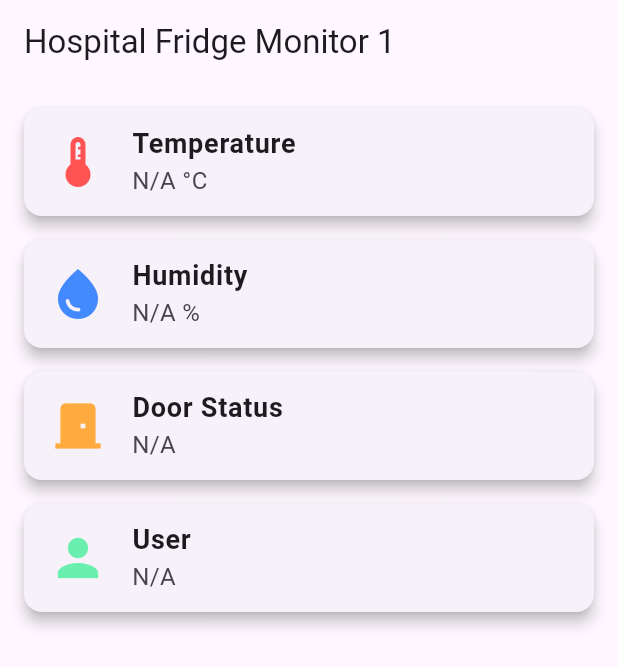
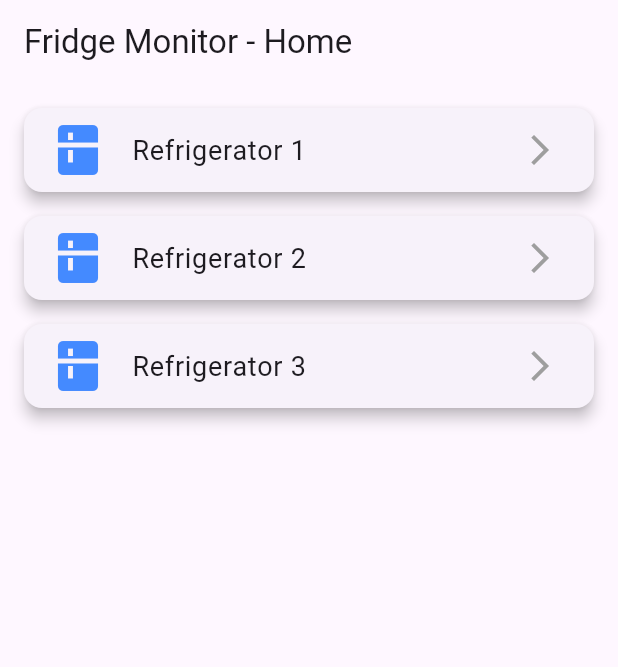
Before and after one commit to GuilhermeBn198/InfoVax, a Flutter app: the screen it shows after launch, on a phone screen of 412 x 824 dp. Shown: the top 667 px of the screen. Run offline on Flutter 3.47's test engine with Material 3 defaults, Android fonts, the phone set to English and light mode, and no system bars; missing offline and left inert: mqtt_client.

Commit message:
feat(interface): refrigeradores v01.1

```diff
--- a/infovax_flutter/lib/main.dart
+++ b/infovax_flutter/lib/main.dart
@@ -14,14 +14,60 @@
       title: 'Hospital Fridge Monitor',
       theme: ThemeData(
         primarySwatch: Colors.blue,
-        visualDensity: VisualDensity.adaptivePlatformDensity,
       ),
-      home: FridgeMonitor(),
+      home: HomeScreen(),
     );
   }
 }
 
+// Tela inicial que lista os refrigeradores
+class HomeScreen extends StatelessWidget {
+  final List<String> fridgeIds = [
+    'Refrigerator 1',
+    'Refrigerator 2',
+    'Refrigerator 3',
+  ];
+
+  @override
+  Widget build(BuildContext context) {
+    return Scaffold(
+      appBar: AppBar(
+        title: Text('Fridge Monitor - Home'),
+      ),
+      body: ListView.builder(
+        padding: const EdgeInsets.all(16.0),
+        itemCount: fridgeIds.length,
+        itemBuilder: (context, index) {
+          return Card(
+            elevation: 4,
+            margin: const EdgeInsets.only(bottom: 16.0),
+            child: ListTile(
+              title: Text(fridgeIds[index], style: TextStyle(fontSize: 18)),
+              leading: Icon(Icons.kitchen, color: Colors.blueAccent, size: 40),
+              trailing: Icon(Icons.arrow_forward_ios, color: Colors.grey),
+              onTap: () {
+                Navigator.push(
+                  context,
+                  MaterialPageRoute(
+                    builder: (context) =>
+                        FridgeMonitor(fridgeId: fridgeIds[index]),
+                  ),
+                );
+              },
+            ),
+          );
+        },
+      ),
+    );
+  }
+}
+
+// Tela que exibe as informações de um refrigerador específico
 class FridgeMonitor extends StatefulWidget {
+  final String fridgeId;
+
+  FridgeMonitor({required this.fridgeId});
+
   @override
   _FridgeMonitorState createState() => _FridgeMonitorState();
 }
@@ -92,32 +138,32 @@
   Widget build(BuildContext context) {
     return Scaffold(
       appBar: AppBar(
-        title: Text('Hospital Fridge Monitor 1'),
+        title: Text(widget.fridgeId),
       ),
       body: Padding(
         padding: const EdgeInsets.all(16.0),
         child: Column(
           crossAxisAlignment: CrossAxisAlignment.stretch,
           children: [
-            _buildInfoCard(
+            _buildInfoContainer(
               title: 'Temperature',
               value: '$temperature °C',
               icon: Icons.thermostat,
               color: Colors.redAccent,
             ),
-            _buildInfoCard(
+            _buildInfoContainer(
               title: 'Humidity',
               value: '$humidity %',
               icon: Icons.water_drop,
               color: Colors.blueAccent,
             ),
-            _buildInfoCard(
+            _buildInfoContainer(
               title: 'Door Status',
               value: doorStatus,
               icon: Icons.door_front_door,
               color: Colors.orangeAccent,
             ),
-            _buildInfoCard(
+            _buildInfoContainer(
               title: 'User',
               value: user,
               icon: Icons.person,
@@ -129,25 +175,46 @@
     );
   }
 
-  Widget _buildInfoCard({
+  Widget _buildInfoContainer({
     required String title,
     required String value,
     required IconData icon,
     required Color color,
   }) {
-    return Card(
+    return Container(
       margin: const EdgeInsets.only(bottom: 16),
-      elevation: 4,
-      child: ListTile(
-        leading: Icon(icon, size: 40, color: color),
-        title: Text(
+      padding: const EdgeInsets.all(16),
+      decoration: BoxDecoration(
+        color: Colors.white,
+        borderRadius: BorderRadius.circular(8),
+        boxShadow: [
+          BoxShadow(
+            color: Colors.grey.withOpacity(0.5),
+            blurRadius: 5,
+            offset: Offset(0, 3),
+          ),
+        ],
+      ),
+      child: Row(
+        children: [
+          Icon(icon, size: 40, color: color),
+          SizedBox(width: 16),
+          Expanded(
+            child: Column(
+              crossAxisAlignment: CrossAxisAlignment.start,
+              children: [
+                Text(
                   title,
                   style: TextStyle(fontSize: 18, fontWeight: FontWeight.bold),
                 ),
-        subtitle: Text(
+                Text(
                   value,
                   style: TextStyle(fontSize: 16),
                 ),
+              ],
+            ),
+          ),
+        ],
       ),
     );
   }
```
Lines whose indentation alone changed are shown as unchanged.
